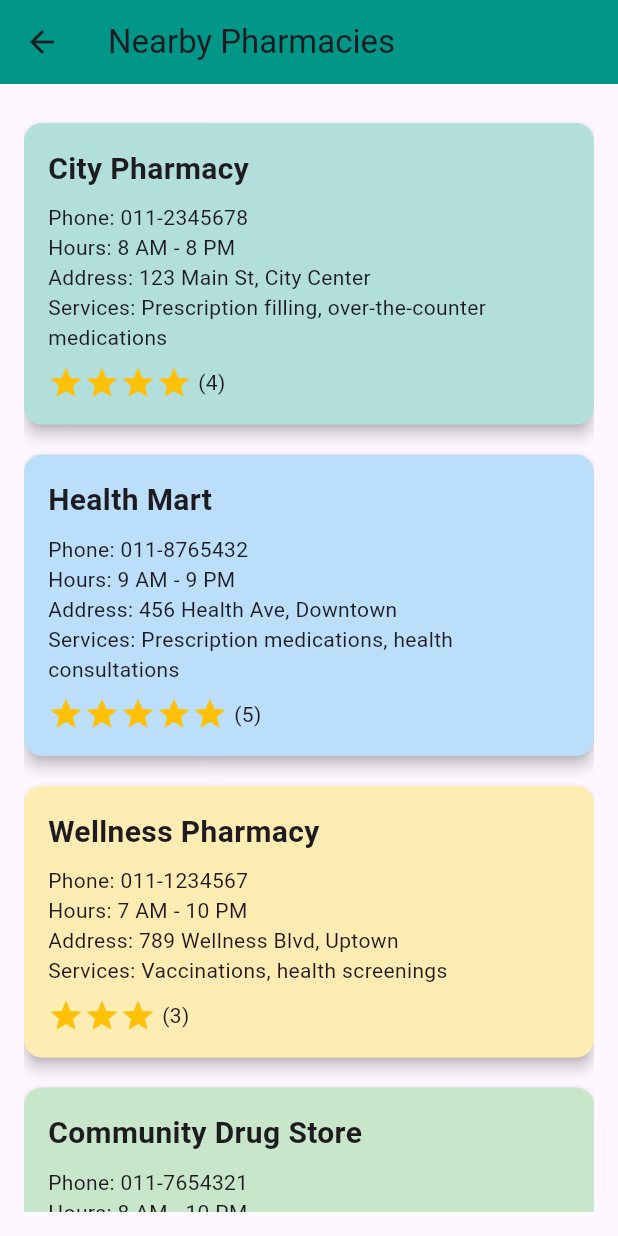
After one commit to Kasun3865/Project2, a Flutter app: the ResourcesScreen screen opened directly, after a tap on "Nearby Pharmacies", on a phone screen of 412 x 824 dp. The commit adds this screen. Run offline on Flutter 3.47's test engine with Material 3 defaults, Android fonts, the phone set to English and light mode, and no system bars; our stand-ins replace cloud_firestore, firebase_auth, firebase_core, firebase_storage, font_awesome_flutter, image_picker and 1 more; accounts and stored records are empty.

```diff
--- /dev/null
+++ b/project3/lib/screens/pharmacy_map_screen.dart
@@ -0,0 +1,107 @@
+import 'package:flutter/material.dart';
+
+class PharmacyMapScreen extends StatelessWidget {
+  PharmacyMapScreen({super.key});
+
+  // Sample data for pharmacies, including address and ratings
+  final List<Map<String, dynamic>> pharmacies = [
+    {
+      'name': 'City Pharmacy',
+      'phone': '011-2345678',
+      'hours': '8 AM - 8 PM',
+      'services': 'Prescription filling, over-the-counter medications',
+      'address': '123 Main St, City Center',
+      'rating': 4, // Rating out of 5
+    },
+    {
+      'name': 'Health Mart',
+      'phone': '011-8765432',
+      'hours': '9 AM - 9 PM',
+      'services': 'Prescription medications, health consultations',
+      'address': '456 Health Ave, Downtown',
+      'rating': 5,
+    },
+    {
+      'name': 'Wellness Pharmacy',
+      'phone': '011-1234567',
+      'hours': '7 AM - 10 PM',
+      'services': 'Vaccinations, health screenings',
+      'address': '789 Wellness Blvd, Uptown',
+      'rating': 3,
+    },
+    {
+      'name': 'Community Drug Store',
+      'phone': '011-7654321',
+      'hours': '8 AM - 10 PM',
+      'services': 'Home delivery, health advice',
+      'address': '101 Community Rd, Suburb',
+      'rating': 4,
+    },
+  ];
+
+  // List of colors to use for pharmacy cards
+  final List<Color> cardColors = [
+    Colors.teal[100]!,
+    Colors.blue[100]!,
+    Colors.amber[100]!,
+    Colors.green[100]!,
+    Colors.pink[100]!,
+  ];
+
+  @override
+  Widget build(BuildContext context) {
+    return Scaffold(
+      appBar: AppBar(
+        title: const Text('Nearby Pharmacies'),
+        backgroundColor: Colors.teal,
+      ),
+      body: Padding(
+        padding: const EdgeInsets.all(16.0),
+        child: ListView.builder(
+          itemCount: pharmacies.length,
+          itemBuilder: (context, index) {
+            return _buildPharmacyCard(pharmacies[index], index);
+          },
+        ),
+      ),
+    );
+  }
+
+  // Method to build a card for each pharmacy
+  Widget _buildPharmacyCard(Map<String, dynamic> pharmacy, int index) {
+    return Card(
+      margin: const EdgeInsets.symmetric(vertical: 10),
+      color: cardColors[index % cardColors.length], // Cycle through colors
+      elevation: 4,
+      child: Padding(
+        padding: const EdgeInsets.all(16.0),
+        child: Column(
+          crossAxisAlignment: CrossAxisAlignment.start,
+          children: [
+            Text(
+              pharmacy['name']!,
+              style: const TextStyle(
+                fontSize: 20,
+                fontWeight: FontWeight.bold,
+              ),
+            ),
+            const SizedBox(height: 8),
+            Text('Phone: ${pharmacy['phone']}'),
+            Text('Hours: ${pharmacy['hours']}'),
+            Text('Address: ${pharmacy['address']}'),
+            Text('Services: ${pharmacy['services']}'),
+            const SizedBox(height: 8),
+            Row(
+              children: [
+                for (int i = 0; i < pharmacy['rating']; i++)
+                  const Icon(Icons.star, color: Colors.amber),
+                const SizedBox(width: 4),
+                Text('(${pharmacy['rating']})'), // Displaying the rating
+              ],
+            ),
+          ],
+        ),
+      ),
+    );
+  }
+}
--- a/project3/lib/screens/resources_screen.dart
+++ b/project3/lib/screens/resources_screen.dart
@@ -2,6 +2,8 @@ import 'package:flutter/material.dart';
 import 'game_screen.dart'; // Import the GameScreen
 import 'hospital_map_screen.dart'; // Import the HospitalMapScreen
 import 'eye_test_screen.dart'; // Import the EyeTestScreen
+import 'pharmacy_map_screen.dart'; // Import the PharmacyMapScreen
+import 'health_education_screen.dart'; // Import the HealthEducationScreen
 
 class ResourcesScreen extends StatelessWidget {
   const ResourcesScreen({super.key});
@@ -53,6 +55,24 @@ class ResourcesScreen extends StatelessWidget {
               ),
             ),
             const SizedBox(height: 20),
+            // Pharmacy card
+            Card(
+              color: Colors.green[50],
+              child: ListTile(
+                leading: Icon(Icons.local_pharmacy, color: Colors.green[700]),
+                title: const Text('Nearby Pharmacies'),
+                subtitle:
+                    const Text('Find nearby pharmacies and their services.'),
+                onTap: () {
+                  Navigator.push(
+                    context,
+                    MaterialPageRoute(
+                        builder: (context) => PharmacyMapScreen()),
+                  );
+                },
+              ),
+            ),
+            const SizedBox(height: 20),
             // Eye Test card
             Card(
               color: Colors.green[50],
@@ -69,6 +89,23 @@ class ResourcesScreen extends StatelessWidget {
                 },
               ),
             ),
+            const SizedBox(height: 20),
+            // Health Education card
+            Card(
+              color: Colors.green[50],
+              child: ListTile(
+                leading: Icon(Icons.school, color: Colors.green[700]),
+                title: const Text('Health Education'),
+                subtitle: const Text('Learn about health topics and tips.'),
+                onTap: () {
+                  Navigator.push(
+                    context,
+                    MaterialPageRoute(
+                        builder: (context) => HealthEducationScreen()),
+                  );
+                },
+              ),
+            ),
           ],
         ),
       ),
```
Also changed, not shown: project3/lib/screens/health_education_screen.dart (added, +86 -0 lines).
